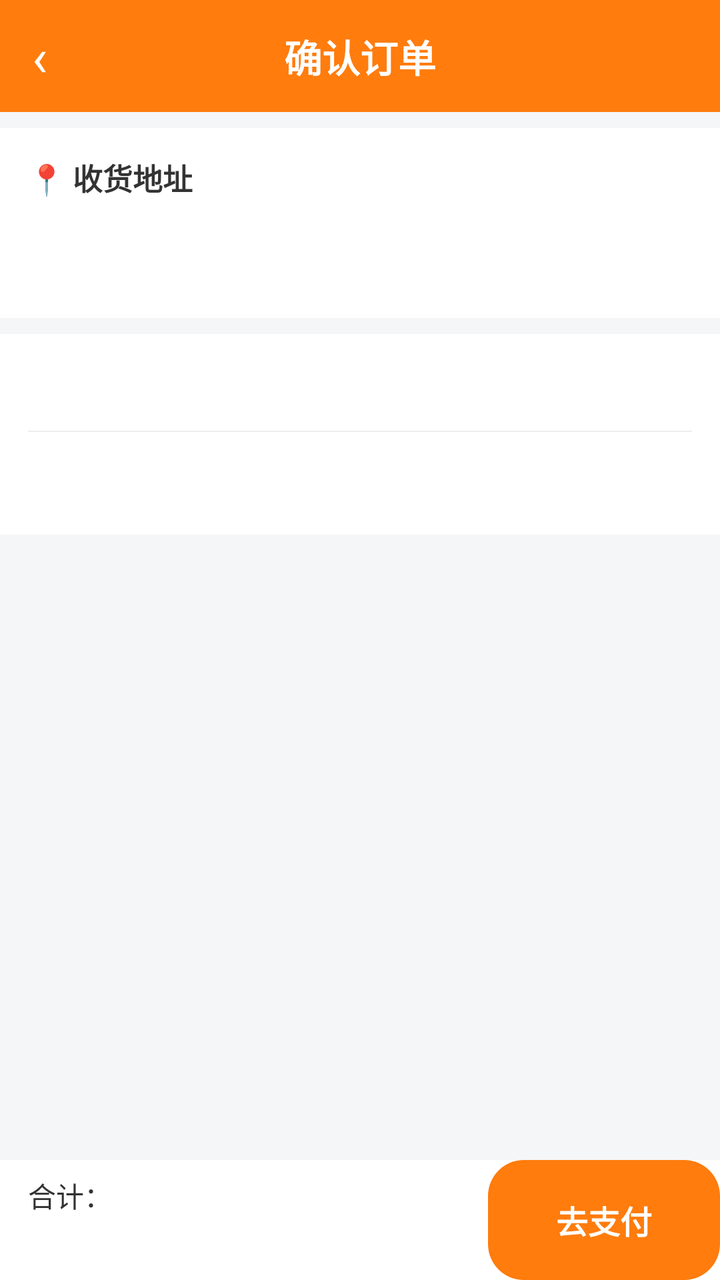
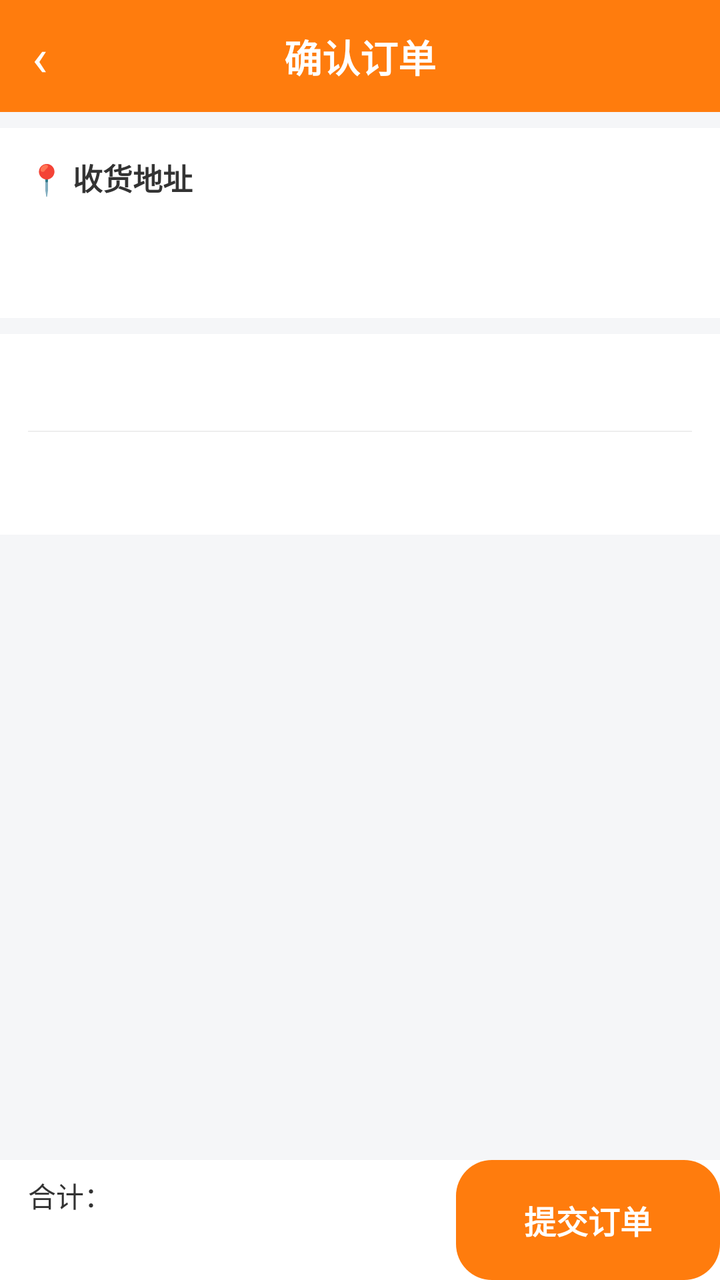

Screens rendered from an Android XML layout before and after an edit, with the pre-edit source and the edit as a unified diff.
<!-- AndroidManifest.xml: application theme Theme.MyApplication -->
<!-- res/layout/activity_order.xml -->
<?xml version="1.0" encoding="utf-8"?>
<LinearLayout xmlns:android="http://schemas.android.com/apk/res/android"
    android:layout_width="match_parent"
    android:layout_height="match_parent"
    android:background="@color/page_bg"
    android:orientation="vertical">

    
    <RelativeLayout
        android:layout_width="match_parent"
        android:layout_height="56dp"
        android:background="@color/orange">

        <TextView
            android:id="@+id/tv_back"
            android:layout_width="wrap_content"
            android:layout_height="match_parent"
            android:gravity="center"
            android:paddingStart="16dp"
            android:paddingEnd="16dp"
            android:text="‹"
            android:textColor="@color/white"
            android:textSize="26sp" />

        <TextView
            android:layout_width="wrap_content"
            android:layout_height="wrap_content"
            android:layout_centerInParent="true"
            android:text="确认订单"
            android:textColor="@color/white"
            android:textSize="19sp"
            android:textStyle="bold" />
    </RelativeLayout>

    <ScrollView
        android:layout_width="match_parent"
        android:layout_height="0dp"
        android:layout_weight="1">

        <LinearLayout
            android:layout_width="match_parent"
            android:layout_height="wrap_content"
            android:orientation="vertical">

            
            <LinearLayout
                android:layout_width="match_parent"
                android:layout_height="wrap_content"
                android:layout_marginTop="8dp"
                android:background="@color/white"
                android:orientation="vertical"
                android:padding="14dp">

                <TextView
                    android:layout_width="wrap_content"
                    android:layout_height="wrap_content"
                    android:text="📍 收货地址"
                    android:textColor="@color/text_dark"
                    android:textSize="15sp"
                    android:textStyle="bold" />

                <TextView
                    android:id="@+id/tv_address"
                    android:layout_width="wrap_content"
                    android:layout_height="wrap_content"
                    android:layout_marginTop="6dp"
                    android:textColor="@color/text_dark"
                    android:textSize="13sp" />

                <TextView
                    android:id="@+id/tv_receiver"
                    android:layout_width="wrap_content"
                    android:layout_height="wrap_content"
                    android:layout_marginTop="4dp"
                    android:textColor="@color/text_gray"
                    android:textSize="13sp" />
            </LinearLayout>

            
            <LinearLayout
                android:layout_width="match_parent"
                android:layout_height="wrap_content"
                android:layout_marginTop="8dp"
                android:background="@color/white"
                android:orientation="vertical">

                <TextView
                    android:id="@+id/tv_order_shop_name"
                    android:layout_width="wrap_content"
                    android:layout_height="wrap_content"
                    android:padding="14dp"
                    android:textColor="@color/text_dark"
                    android:textSize="15sp"
                    android:textStyle="bold" />

                <androidx.recyclerview.widget.RecyclerView
                    android:id="@+id/rv_order_list"
                    android:layout_width="match_parent"
                    android:layout_height="wrap_content" />

                <View
                    android:layout_width="match_parent"
                    android:layout_height="0.5dp"
                    android:layout_marginStart="14dp"
                    android:layout_marginEnd="14dp"
                    android:background="#EEEEEE" />

                <TextView
                    android:id="@+id/tv_subtotal"
                    android:layout_width="match_parent"
                    android:layout_height="wrap_content"
                    android:paddingStart="14dp"
                    android:paddingTop="10dp"
                    android:paddingEnd="14dp"
                    android:textColor="@color/text_dark"
                    android:textSize="13sp" />

                <TextView
                    android:id="@+id/tv_distribution"
                    android:layout_width="match_parent"
                    android:layout_height="wrap_content"
                    android:paddingStart="14dp"
                    android:paddingTop="6dp"
                    android:paddingEnd="14dp"
                    android:textColor="@color/text_dark"
                    android:textSize="13sp" />
            </LinearLayout>
        </LinearLayout>
    </ScrollView>

    
    <LinearLayout
        android:layout_width="match_parent"
        android:layout_height="60dp"
        android:background="@color/white"
        android:gravity="center_vertical"
        android:orientation="horizontal">

        <LinearLayout
            android:layout_width="0dp"
            android:layout_height="wrap_content"
            android:layout_marginStart="14dp"
            android:layout_weight="1"
            android:orientation="vertical">

            <TextView
                android:layout_width="wrap_content"
                android:layout_height="wrap_content"
                android:text="合计："
                android:textColor="@color/text_dark"
                android:textSize="14sp" />

            <TextView
                android:id="@+id/tv_total"
                android:layout_width="wrap_content"
                android:layout_height="wrap_content"
                android:textColor="@color/price_red"
                android:textSize="18sp"
                android:textStyle="bold" />
        </LinearLayout>

        <TextView
            android:id="@+id/tv_pay"
            android:layout_width="wrap_content"
            android:layout_height="match_parent"
            android:background="@drawable/shape_btn_orange"
            android:gravity="center"
            android:paddingStart="34dp"
            android:paddingEnd="34dp"
            android:text="去支付"
            android:textColor="@color/white"
            android:textSize="16sp"
            android:textStyle="bold" />
    </LinearLayout>

</LinearLayout>
<!-- resources referenced by this layout -->
<resources>
  <color name="orange">#FF7C0D</color>
  <color name="page_bg">#F5F6F8</color>
  <color name="price_red">#FF4400</color>
  <color name="text_dark">#333333</color>
  <color name="text_gray">#999999</color>
  <color name="white">#FFFFFFFF</color>
  <!-- drawable shape_btn_orange (drawable) -->
  <?xml version="1.0" encoding="utf-8"?>
  <shape xmlns:android="http://schemas.android.com/apk/res/android"
      android:shape="rectangle">
      <solid android:color="@color/orange" />
      <corners android:radius="18dp" />
  </shape>
  <style name="Theme.MyApplication" parent="Base.Theme.MyApplication" />
  <style name="Base.Theme.MyApplication" parent="Theme.Material3.DayNight.NoActionBar">
          
          
      </style>
</resources>

<!-- the commit's change to res/layout/activity_order.xml (unified diff, before → after) -->
@@ -167,7 +167,7 @@
             android:gravity="center"
             android:paddingStart="34dp"
             android:paddingEnd="34dp"
-            android:text="去支付"
+            android:text="提交订单"
             android:textColor="@color/white"
             android:textSize="16sp"
             android:textStyle="bold" />
